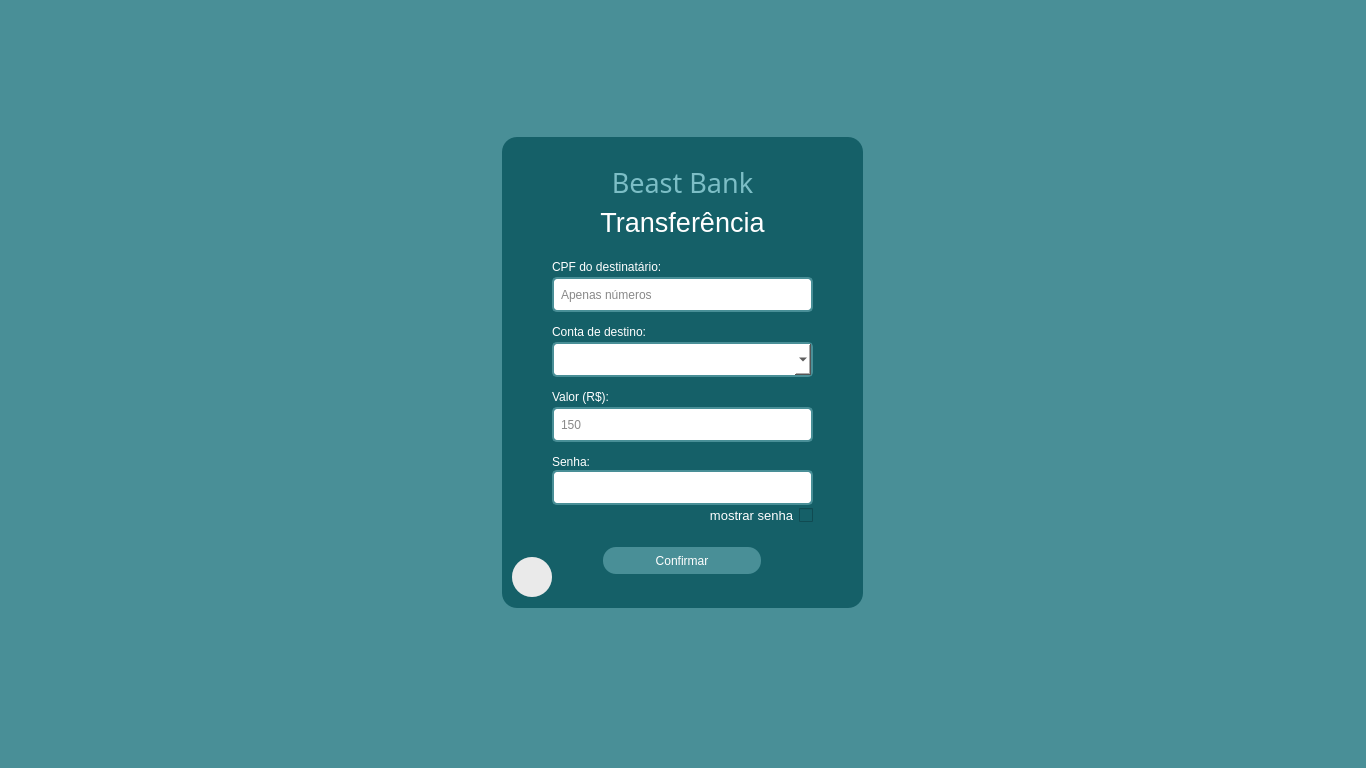
The window that banco/ui/8_transferencia.ui (JoaoVitorMoreiraPassos/Banco_POO2) describes before a commit, drawn with Qt 5.
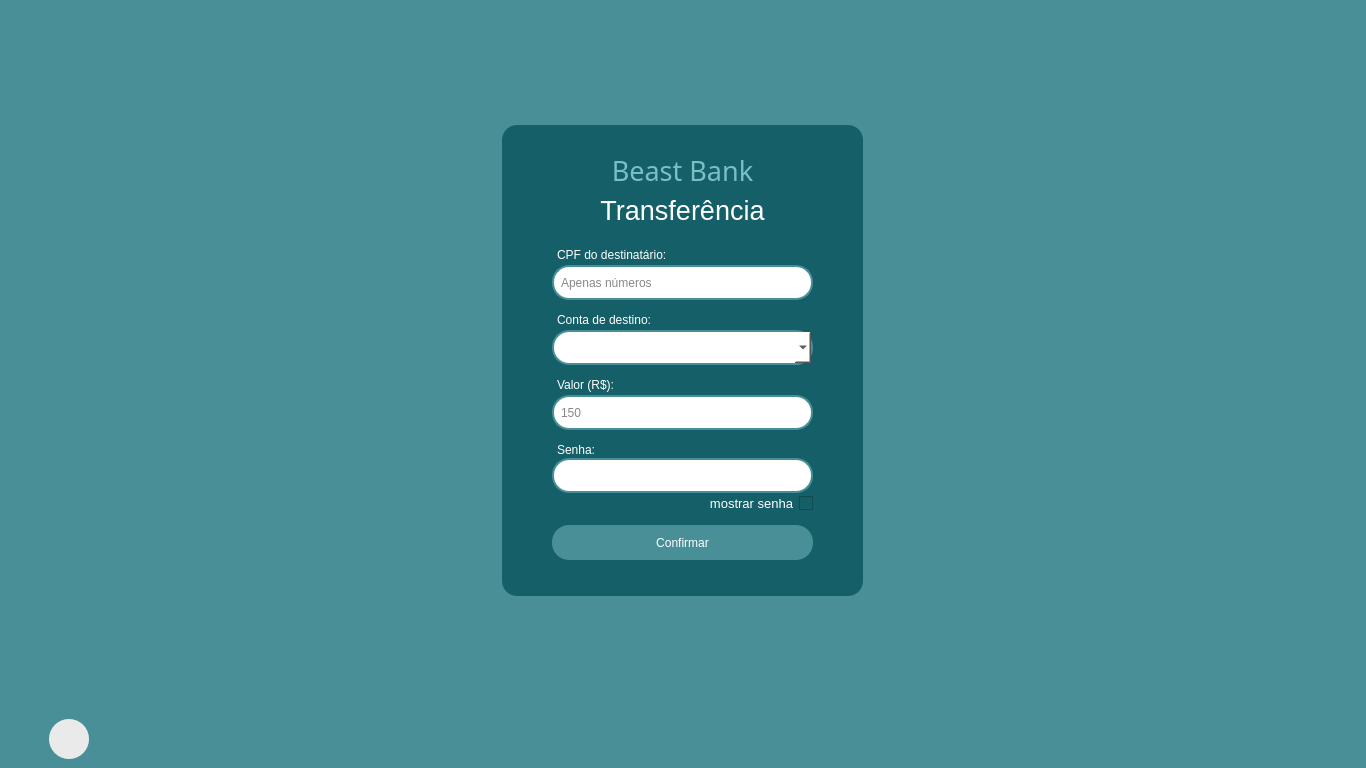
The same window after the commit.

What changed in the file:
```diff
--- a/banco/ui/8_transferencia.ui
+++ b/banco/ui/8_transferencia.ui
@@ -19,6 +19,18 @@
   <widget class="QWidget" name="centralwidget">
    <layout class="QGridLayout" name="gridLayout">
     <item row="0" column="0">
+     <widget class="QFrame" name="frame_2">
+      <property name="styleSheet">
+       <string notr="true">border: 0px</string>
+      </property>
+      <property name="frameShape">
+       <enum>QFrame::StyledPanel</enum>
+      </property>
+      <property name="frameShadow">
+       <enum>QFrame::Raised</enum>
+      </property>
+      <layout class="QGridLayout" name="gridLayout_2">
+       <item row="0" column="0">
      <widget class="QFrame" name="frame">
       <property name="minimumSize">
        <size>
@@ -46,10 +58,10 @@
       <widget class="QPushButton" name="btn_confirma">
        <property name="geometry">
         <rect>
-         <x>101</x>
-         <y>410</y>
-         <width>158</width>
-         <height>27</height>
+            <x>50</x>
+            <y>400</y>
+            <width>261</width>
+            <height>35</height>
         </rect>
        </property>
        <property name="cursor">
@@ -59,7 +71,7 @@
         <string notr="true">QPushButton {
 
 	background-color: #498f97;
-	border-radius: 13px;
+	border-radius: 17px;
 	color: #fff
 }
 
@@ -100,7 +112,7 @@
       <widget class="QLabel" name="label">
        <property name="geometry">
         <rect>
-         <x>50</x>
+            <x>55</x>
          <y>250</y>
          <width>81</width>
          <height>19</height>
@@ -140,7 +152,7 @@
       <widget class="QLabel" name="label_4">
        <property name="geometry">
         <rect>
-         <x>50</x>
+            <x>55</x>
          <y>120</y>
          <width>151</width>
          <height>19</height>
@@ -168,7 +180,7 @@
 	background-color: #fff;
 	color: #000;
 	padding-left: 5px;
-	border-radius: 5px;
+	border-radius: 17px;
 	border: 2px solid #498f97;
 }
 
@@ -180,7 +192,7 @@
       <widget class="QLabel" name="label_5">
        <property name="geometry">
         <rect>
-         <x>50</x>
+            <x>55</x>
          <y>185</y>
          <width>191</width>
          <height>19</height>
@@ -196,7 +208,7 @@
       <widget class="QLabel" name="label_3">
        <property name="geometry">
         <rect>
-         <x>50</x>
+            <x>55</x>
          <y>315</y>
          <width>72</width>
          <height>19</height>
@@ -236,49 +248,6 @@
         <string>mostrar senha</string>
        </property>
       </widget>
-      <widget class="QLabel" name="img">
-       <property name="geometry">
-        <rect>
-         <x>10</x>
-         <y>420</y>
-         <width>40</width>
-         <height>40</height>
-        </rect>
-       </property>
-       <property name="cursor">
-        <cursorShape>PointingHandCursor</cursorShape>
-       </property>
-       <property name="styleSheet">
-        <string notr="true">background-color: rgb(243, 243, 243);
-border-radius: 20px;</string>
-       </property>
-       <property name="text">
-        <string/>
-       </property>
-       <property name="alignment">
-        <set>Qt::AlignCenter</set>
-       </property>
-      </widget>
-      <widget class="QPushButton" name="voltar">
-       <property name="geometry">
-        <rect>
-         <x>10</x>
-         <y>420</y>
-         <width>40</width>
-         <height>40</height>
-        </rect>
-       </property>
-       <property name="cursor">
-        <cursorShape>PointingHandCursor</cursorShape>
-       </property>
-       <property name="styleSheet">
-        <string notr="true">background-color: rgba(200, 200, 200, 51);
-border-radius: 20px;</string>
-       </property>
-       <property name="text">
-        <string/>
-       </property>
-      </widget>
       <widget class="QLineEdit" name="cpf">
        <property name="geometry">
         <rect>
@@ -293,7 +262,7 @@
 	background-color: #fff;
 	color: #111;
 	padding-left: 5px;
-	border-radius: 5px;
+	border-radius: 17px;
 	border: 2px solid #498f97;
 }
 
@@ -319,7 +288,7 @@
 	background-color: #fff;
 	color: #111;
 	padding-left: 5px;
-	border-radius: 5px;
+	border-radius: 17px;
 	border: 2px solid #498f97;
 }
 
@@ -345,7 +314,7 @@
 	background-color: #fff;
 	color: #111;
 	padding-left: 5px;
-	border-radius: 5px;
+	border-radius: 17px;
 	border: 2px solid #498f97;
 }
 
@@ -353,12 +322,81 @@
 	border: 2px ridge rgb(3, 151, 136)
 }</string>
        </property>
+          <property name="echoMode">
+           <enum>QLineEdit::Password</enum>
+          </property>
       </widget>
      </widget>
     </item>
    </layout>
   </widget>
-  <widget class="QStatusBar" name="statusbar"/>
+    </item>
+    <item row="1" column="0">
+     <widget class="QFrame" name="frame_3">
+      <property name="maximumSize">
+       <size>
+        <width>16777215</width>
+        <height>40</height>
+       </size>
+      </property>
+      <property name="styleSheet">
+       <string notr="true">border: 0px</string>
+      </property>
+      <property name="frameShape">
+       <enum>QFrame::StyledPanel</enum>
+      </property>
+      <property name="frameShadow">
+       <enum>QFrame::Raised</enum>
+      </property>
+      <widget class="QPushButton" name="voltar">
+       <property name="geometry">
+        <rect>
+         <x>40</x>
+         <y>0</y>
+         <width>40</width>
+         <height>40</height>
+        </rect>
+       </property>
+       <property name="cursor">
+        <cursorShape>PointingHandCursor</cursorShape>
+       </property>
+       <property name="styleSheet">
+        <string notr="true">background-color: rgba(200, 200, 200, 51);
+border-radius: 20px;</string>
+       </property>
+       <property name="text">
+        <string/>
+       </property>
+      </widget>
+      <widget class="QLabel" name="img">
+       <property name="geometry">
+        <rect>
+         <x>40</x>
+         <y>0</y>
+         <width>40</width>
+         <height>40</height>
+        </rect>
+       </property>
+       <property name="cursor">
+        <cursorShape>PointingHandCursor</cursorShape>
+       </property>
+       <property name="styleSheet">
+        <string notr="true">background-color: rgb(243, 243, 243);
+border-radius: 20px;</string>
+       </property>
+       <property name="text">
+        <string/>
+       </property>
+       <property name="alignment">
+        <set>Qt::AlignCenter</set>
+       </property>
+      </widget>
+      <zorder>img</zorder>
+      <zorder>voltar</zorder>
+     </widget>
+    </item>
+   </layout>
+  </widget>
  </widget>
  <resources/>
  <connections/>
```
Lines whose indentation alone changed are shown as unchanged.
